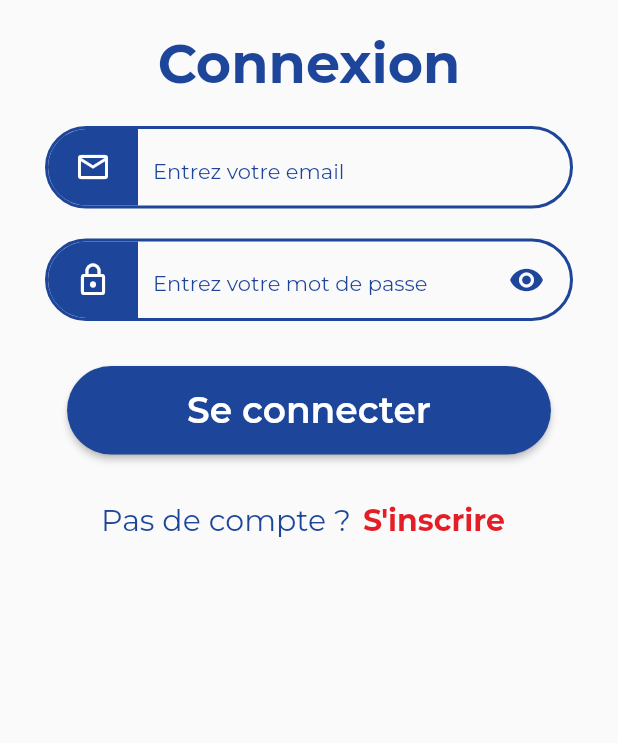
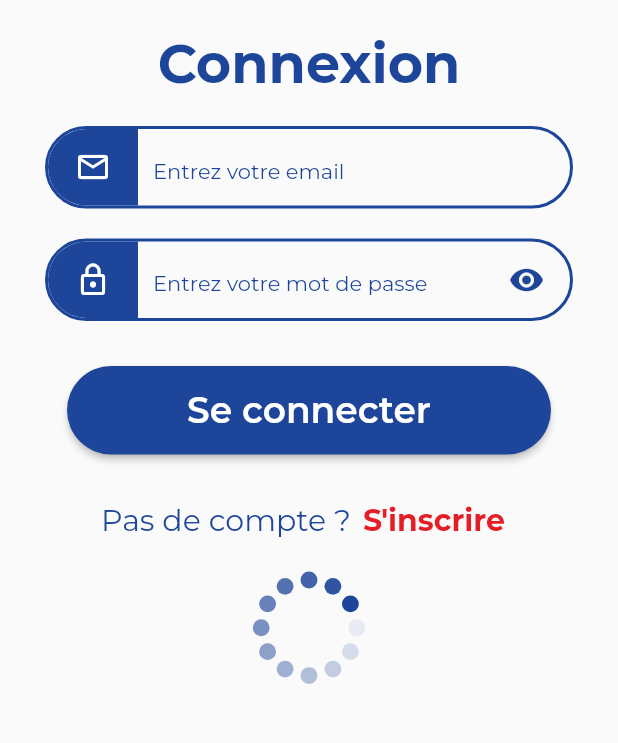
Before and after one commit to openburkina/langtech-moore, a Flutter app: the LoginPage screen opened directly, on a phone screen of 412 x 824 dp, the part 375-1118 px from its top. Run offline on Flutter 3.47's test engine with Material 2 defaults, Android fonts, the phone set to English and light mode, and no system bars; drawn by our look-alikes of delayed_display; our stand-ins replace convex_bottom_bar, flutter_spinkit, fluttertoast, google_fonts, introduction_screen, shared_preferences; accounts and stored records are empty.

Commit message:
Add loading spinner

```diff
--- a/lib/widgets/loginPage/login_form.dart
+++ b/lib/widgets/loginPage/login_form.dart
@@ -2,13 +2,16 @@ import 'dart:convert';
 
 import 'package:flutter/material.dart';
 import 'package:delayed_display/delayed_display.dart';
+import 'package:flutter_spinkit/flutter_spinkit.dart';
 import 'package:langtech_moore_mobile/config/sharedPreferences/sharedPrefConfig.dart';
 import 'package:langtech_moore_mobile/config/sharedPreferences/sharedPrefKeys.dart';
+import 'package:langtech_moore_mobile/constants/colors.dart';
 import 'package:langtech_moore_mobile/models/loginVM.dart';
 import 'package:langtech_moore_mobile/services/http.dart';
 import 'package:langtech_moore_mobile/widgets/loginPage/button_section.dart';
 import 'package:langtech_moore_mobile/widgets/loginPage/input_section.dart';
 import 'package:langtech_moore_mobile/widgets/loginPage/not_signup_section.dart';
+import 'package:langtech_moore_mobile/widgets/shared/loadingSpinner.dart';
 import 'package:langtech_moore_mobile/widgets/shared/tabs.dart';
 import 'package:langtech_moore_mobile/widgets/shared/toast.dart';
 
@@ -60,6 +63,7 @@ class LoginForm extends StatelessWidget {
           delay: Duration(milliseconds: delayDuration * 6),
           child: const NotSignupSection(),
         ),
+        LoadingSpinner(),
       ],
     );
   }
--- /dev/null
+++ b/lib/widgets/shared/loadingSpinner.dart
@@ -0,0 +1,20 @@
+import 'package:flutter/cupertino.dart';
+import 'package:flutter_spinkit/flutter_spinkit.dart';
+import 'package:langtech_moore_mobile/constants/colors.dart';
+
+class LoadingSpinner extends StatelessWidget {
+  const LoadingSpinner({super.key});
+
+  @override
+  Widget build(BuildContext context) {
+    return Center(
+      child: Container(
+        margin: const EdgeInsets.all(10),
+        child: SpinKitCircle(
+          size: 75,
+          color: kBlue,
+        ),
+      ),
+    );
+  }
+}
--- a/pubspec.yaml
+++ b/pubspec.yaml
@@ -42,6 +42,7 @@ dependencies:
   http: ^0.13.5
   convex_bottom_bar: ^3.1.0+1
   fluttertoast: ^8.0.9
+  flutter_spinkit: ^5.1.0
 
 dev_dependencies:
   flutter_test:
```
Also changed, not shown: pubspec.lock.
